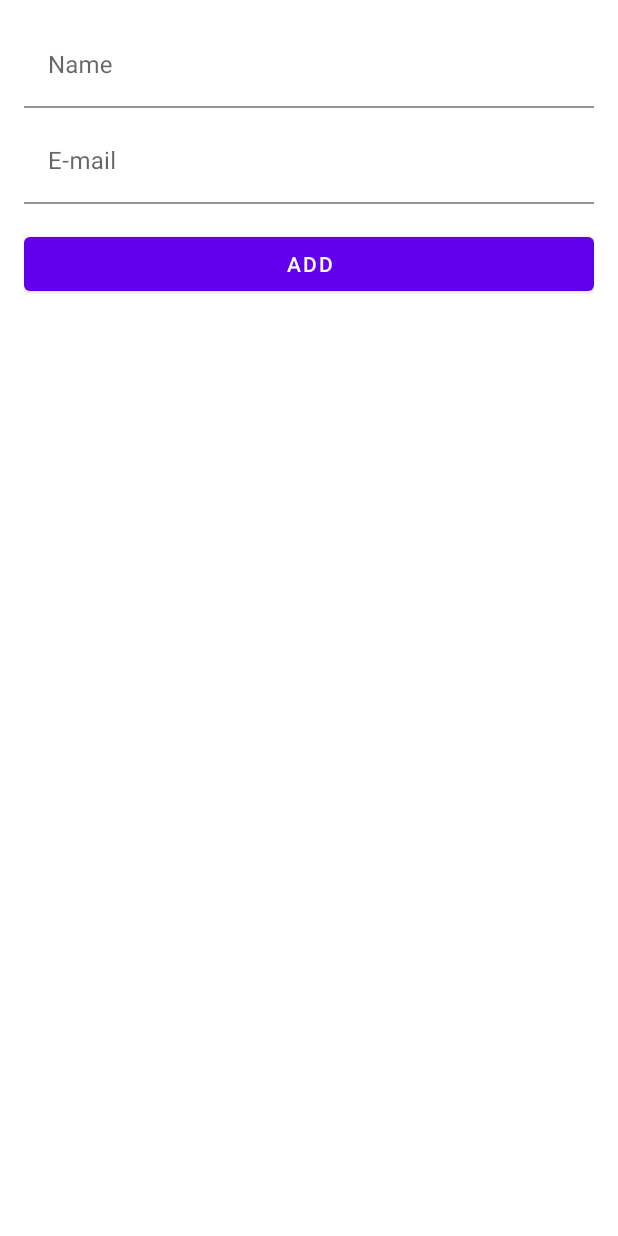
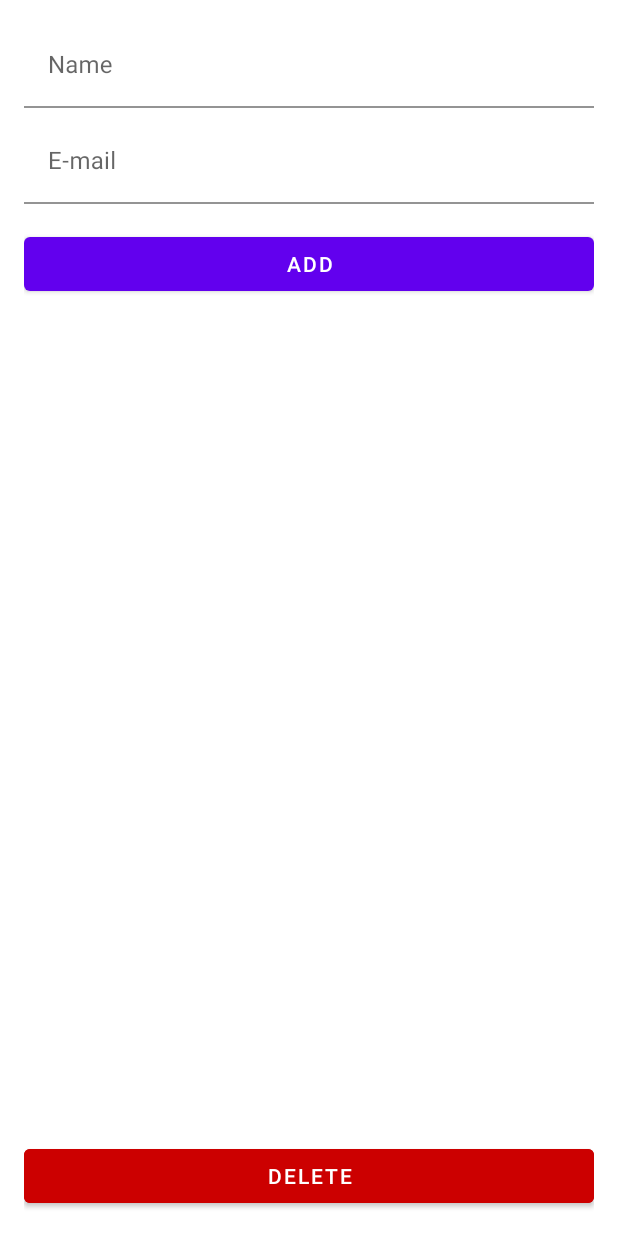
Before and after one commit to LucasCabralDevv/MySubscribersRoom, an Android app: the layout subscriber_fragment.xml on its own in the app's theme, with its tools: preview values and no code run, on a phone screen of 412 x 824 dp. Run offline under Robolectric (Android 15) with nearby library versions, the phone set to English and light mode, and no system bars.

Commit message:
Operação de delete finalizada.

```diff
--- a/app/src/main/res/layout/subscriber_fragment.xml
+++ b/app/src/main/res/layout/subscriber_fragment.xml
@@ -4,9 +4,9 @@
     xmlns:tools="http://schemas.android.com/tools"
     android:layout_width="match_parent"
     android:layout_height="match_parent"
-    android:padding="16dp"
     android:focusable="true"
     android:focusableInTouchMode="true"
+    android:padding="16dp"
     tools:context=".ui.subscriber.SubscriberFragment">
 
 
@@ -46,7 +46,7 @@
     </com.google.android.material.textfield.TextInputLayout>
 
     <Button
-        android:id="@+id/subscriberButton"
+        android:id="@+id/subscriberAddButton"
         android:layout_width="0dp"
         android:layout_height="wrap_content"
         android:layout_marginTop="16dp"
@@ -55,4 +55,17 @@
         app:layout_constraintStart_toStartOf="parent"
         app:layout_constraintTop_toBottomOf="@id/subscriberEmailInputLayout" />
 
+    <Button
+        android:id="@+id/subscriberDeleteButton"
+        android:layout_width="0dp"
+        android:layout_height="wrap_content"
+        android:backgroundTint="@android:color/holo_red_dark"
+        android:text="@string/subscriber_delete_button_text"
+        android:textColor="@color/white"
+        android:visibility="gone"
+        app:layout_constraintBottom_toBottomOf="parent"
+        app:layout_constraintEnd_toEndOf="parent"
+        app:layout_constraintStart_toStartOf="parent"
+        tools:visibility="visible" />
+
 </androidx.constraintlayout.widget.ConstraintLayout>
--- a/app/src/main/res/values/strings.xml
+++ b/app/src/main/res/values/strings.xml
@@ -11,7 +11,10 @@
 
     <string name="subscriber_inserted_successfully">Subscriber was successfully inserted</string>
     <string name="subscriber_updated_successfully">Subscriber was successfully updated</string>
+    <string name="subscriber_deleted_successfully">Subscriber was successfully deleted</string>
     <string name="subscriber_error_to_inserted">There was an error when inserting subscriber</string>
     <string name="subscriber_error_to_updated">There was an error when updating subscriber</string>
+    <string name="subscriber_error_to_deleted">There was an error when deleting subscriber</string>
     <string name="fab_contentDescription">FAB to add a new subscriber</string>
+    <string name="subscriber_delete_button_text">Delete</string>
 </resources>
```
Also changed, not shown: app/src/main/java/com/lucascabral/mysubscribers/ui/subscriber/SubscriberFragment.kt (+10 -9 lines), app/src/main/java/com/lucascabral/mysubscribers/ui/subscriber/SubscriberViewModel.kt (+14 -0 lines).
